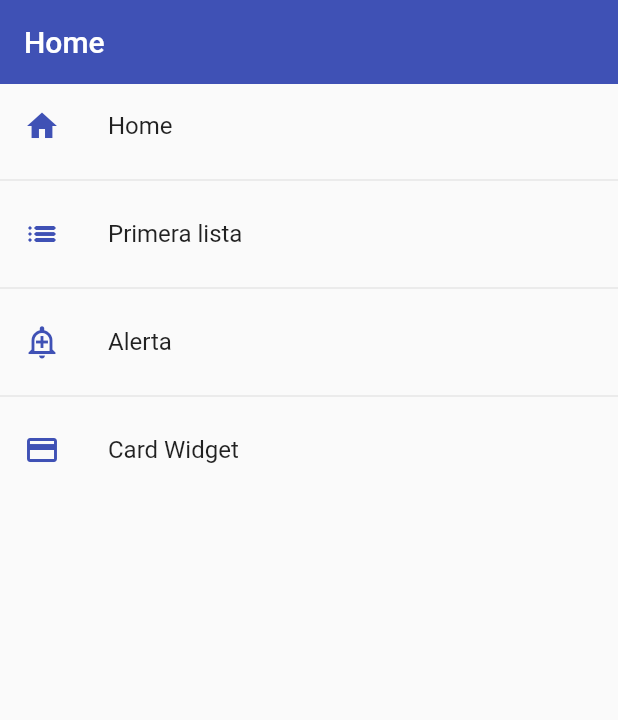
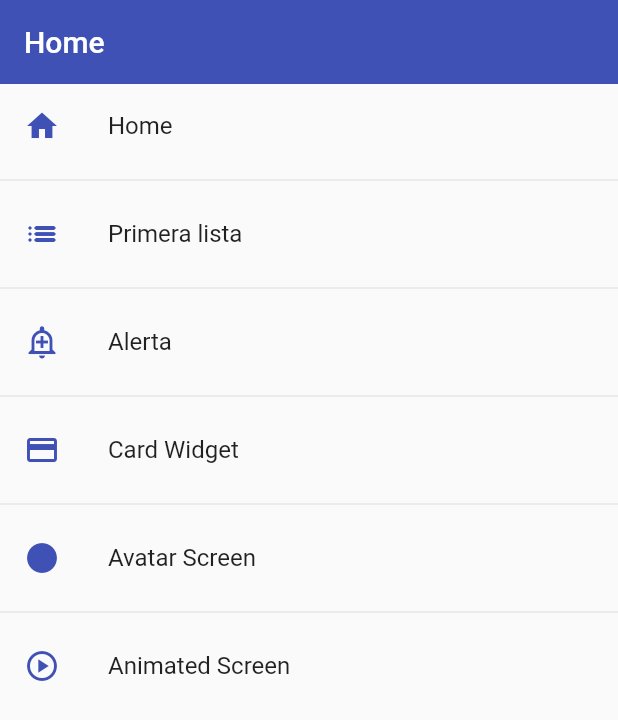
Before and after one commit to TecAbel/flutter-components, a Flutter app: the screen it shows after launch, on a phone screen of 412 x 824 dp. Shown: the top 720 px of the screen. Run offline on Flutter 3.47's test engine with Material 2 defaults, Android fonts, the phone set to English and light mode, and no system bars.

Commit message:
feat(animated-sc): created route to animated sc and avatar

```diff
--- a/lib/router/app_routes.dart
+++ b/lib/router/app_routes.dart
@@ -54,6 +54,18 @@ class AppRoutes {
       ),
       icon: Icons.credit_card,
     ),
+    RouteOption(
+      path: 'avatar',
+      name: 'Avatar Screen',
+      icon: Icons.circle_rounded,
+      screen: const AvatarScreen(),
+    ),
+    RouteOption(
+      path: 'animated',
+      name: 'Animated Screen',
+      icon: Icons.play_circle_outlined,
+      screen: const AnimatedScreen(),
+    ),
   ];
 
   static Map<String, Widget Function(BuildContext)> getAppRoutes() {
--- a/lib/screens/screens_index.dart
+++ b/lib/screens/screens_index.dart
@@ -1,3 +1,5 @@
+export 'package:components/screens/animated_sc.dart';
+export 'package:components/screens/avatar_sc.dart';
 export 'package:components/screens/card_sc.dart';
 export 'package:components/screens/alert.sc.dart';
 export 'package:components/screens/listview_sc-2.dart';
```
Also changed, not shown: lib/screens/animated_sc.dart (added, +53 -0 lines), lib/screens/avatar_sc.dart (added, +32 -0 lines).
